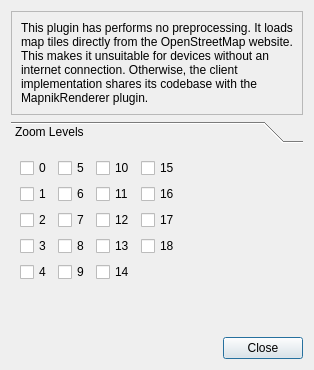
shentok/MoNav, file plugins/osmrenderer/orsettingsdialog.ui: the form before one commit.
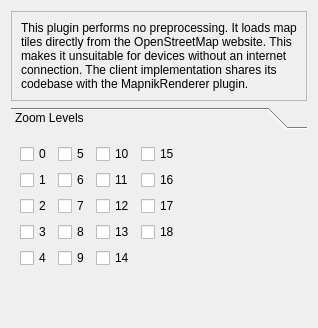
The form after the commit.

What changed in the file:
```diff
--- a/plugins/osmrenderer/orsettingsdialog.ui
+++ b/plugins/osmrenderer/orsettingsdialog.ui
@@ -1,7 +1,7 @@
 <?xml version="1.0" encoding="UTF-8"?>
 <ui version="4.0">
  <class>ORSettingsDialog</class>
- <widget class="QDialog" name="ORSettingsDialog">
+ <widget class="QWidget" name="ORSettingsDialog">
   <property name="sizePolicy">
    <sizepolicy hsizetype="Fixed" vsizetype="Fixed">
     <horstretch>0</horstretch>
@@ -24,7 +24,7 @@
       <item>
        <widget class="QLabel" name="label">
         <property name="text">
-         <string>This plugin has performs no preprocessing. It loads map tiles directly from the OpenStreetMap website. This makes it unsuitable for devices without an internet connection. Otherwise, the client implementation shares its codebase with the MapnikRenderer plugin.</string>
+         <string>This plugin performs no preprocessing. It loads map tiles directly from the OpenStreetMap website. This makes it unsuitable for devices without an internet connection. The client implementation shares its codebase with the MapnikRenderer plugin.</string>
         </property>
         <property name="wordWrap">
          <bool>true</bool>
@@ -44,8 +44,8 @@
        <rect>
         <x>0</x>
         <y>0</y>
-        <width>478</width>
-        <height>148</height>
+        <width>481</width>
+        <height>188</height>
        </rect>
       </property>
       <attribute name="label">
@@ -208,30 +208,6 @@
      </widget>
     </widget>
    </item>
-   <item>
-    <layout class="QHBoxLayout" name="horizontalLayout">
-     <item>
-      <spacer name="horizontalSpacer">
-       <property name="orientation">
-        <enum>Qt::Horizontal</enum>
-       </property>
-       <property name="sizeHint" stdset="0">
-        <size>
-         <width>40</width>
-         <height>20</height>
-        </size>
-       </property>
-      </spacer>
-     </item>
-     <item>
-      <widget class="QPushButton" name="pushButton">
-       <property name="text">
-        <string>Close</string>
-       </property>
-      </widget>
-     </item>
-    </layout>
-   </item>
   </layout>
  </widget>
  <resources/>
```
Left out of the diff: 19 changed lines with no effect on the pictures.
